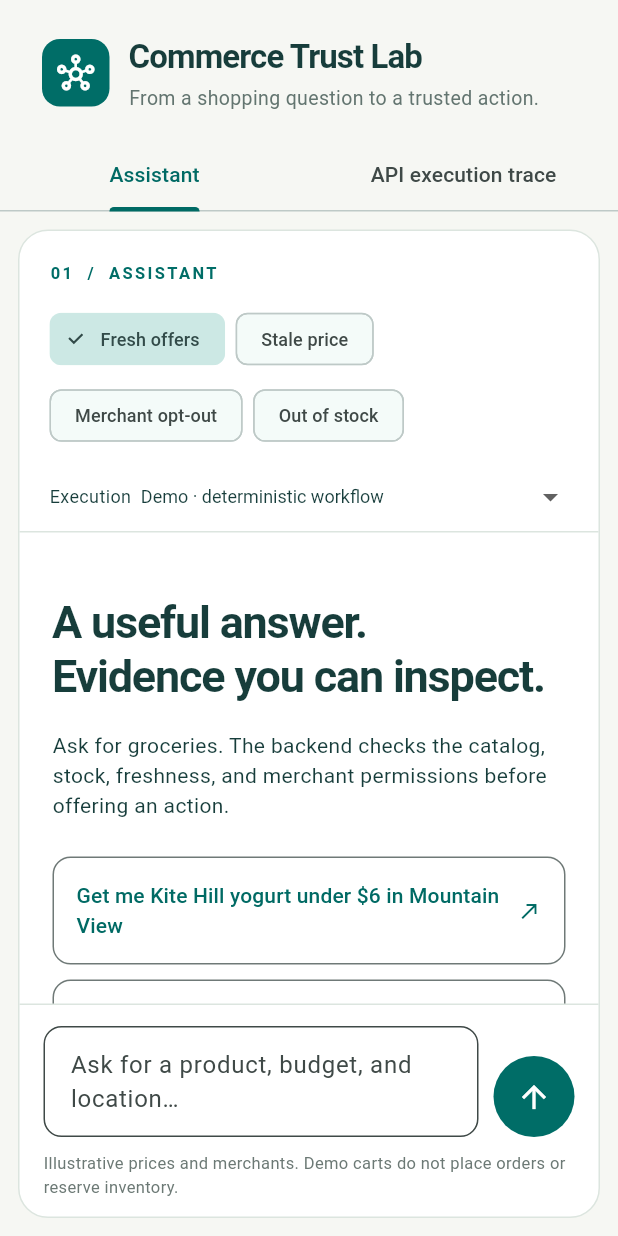
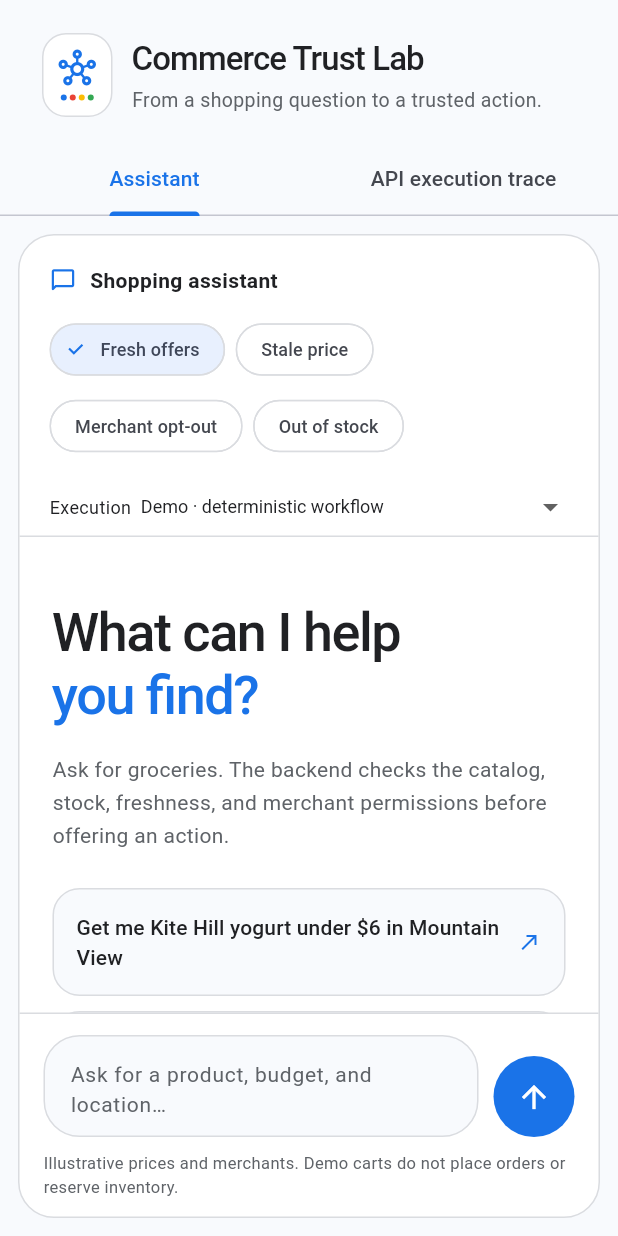
Before and after one commit to codeandsomedata/commerce-trust-lab, a Flutter app: the screen it shows after launch, on a phone screen of 412 x 824 dp. Run offline on Flutter 3.47's test engine with Material 3 defaults, Android fonts, the phone set to English and light mode, and no system bars; our stand-ins replace material_ui.

Commit message:
Refresh commerce agent screens and document technical design

```diff
--- a/flutter_app/lib/main.dart
+++ b/flutter_app/lib/main.dart
@@ -5,11 +5,13 @@ import 'package:material_ui/material_ui.dart';
 
 import 'catalog_api.dart';
 
-const ink = Color(0xFF173D3B);
-const teal = Color(0xFF006D67);
-const paper = Color(0xFFF6F7F3);
-const line = Color(0xFFDCE5DF);
-const traceBackground = Color(0xFF122726);
+const ink = Color(0xFF202124);
+const primary = Color(0xFF1A73E8);
+const paper = Color(0xFFF8FAFD);
+const line = Color(0xFFDADCE0);
+const traceBackground = Color(0xFFFFFFFF);
+const secondaryInk = Color(0xFF5F6368);
+const success = Color(0xFF137333);
 
 void main() => runApp(const CommerceTrustApp());
 
@@ -23,7 +25,12 @@ class CommerceTrustApp extends StatelessWidget {
     debugShowCheckedModeBanner: false,
     theme: ThemeData(
       useMaterial3: true,
-      colorScheme: ColorScheme.fromSeed(seedColor: teal),
+      colorScheme: ColorScheme.fromSeed(seedColor: primary).copyWith(
+        primary: primary,
+        onPrimary: Colors.white,
+        surface: Colors.white,
+        surfaceTint: Colors.transparent,
+      ),
       scaffoldBackgroundColor: paper,
       textTheme: const TextTheme(
         bodyMedium: TextStyle(color: ink, height: 1.45),
@@ -31,10 +38,32 @@ class CommerceTrustApp extends StatelessWidget {
       ),
       inputDecorationTheme: InputDecorationTheme(
         filled: true,
-        fillColor: Colors.white,
+        fillColor: paper,
         border: OutlineInputBorder(
-          borderRadius: BorderRadius.circular(12),
+          borderRadius: BorderRadius.circular(24),
           borderSide: const BorderSide(color: line),
+        ),
+        enabledBorder: OutlineInputBorder(
+          borderRadius: BorderRadius.circular(24),
+          borderSide: const BorderSide(color: line),
+        ),
+        focusedBorder: OutlineInputBorder(
+          borderRadius: BorderRadius.circular(24),
+          borderSide: const BorderSide(color: primary, width: 1.5),
+        ),
+        hintStyle: const TextStyle(color: secondaryInk, fontSize: 14),
+      ),
+      chipTheme: ChipThemeData(
+        backgroundColor: Colors.white,
+        selectedColor: const Color(0xFFE8F0FE),
+        checkmarkColor: primary,
+        side: const BorderSide(color: line),
+        shape: RoundedRectangleBorder(borderRadius: BorderRadius.circular(24)),
+      ),
+      filledButtonTheme: FilledButtonThemeData(
+        style: FilledButton.styleFrom(
+          padding: const EdgeInsets.symmetric(horizontal: 22, vertical: 17),
+          textStyle: const TextStyle(fontSize: 14, fontWeight: FontWeight.w600),
         ),
       ),
     ),
@@ -242,10 +271,17 @@ class _AgentWorkbenchState extends State<AgentWorkbench> {
         Container(
           padding: const EdgeInsets.all(10),
           decoration: BoxDecoration(
-            color: teal,
-            borderRadius: BorderRadius.circular(12),
+            color: Colors.white,
+            border: Border.all(color: line),
+            borderRadius: BorderRadius.circular(16),
           ),
-          child: const Icon(Icons.hub_outlined, color: Colors.white, size: 25),
+          child: const Column(
+            children: [
+              Icon(Icons.hub_outlined, color: primary, size: 25),
+              SizedBox(height: 5),
+              _IdentityDots(),
+            ],
+          ),
         ),
         const SizedBox(width: 13),
         const Expanded(
@@ -258,7 +294,7 @@ class _AgentWorkbenchState extends State<AgentWorkbench> {
                 overflow: TextOverflow.ellipsis,
                 style: TextStyle(
                   fontSize: 22,
-                  fontWeight: FontWeight.w700,
+                  fontWeight: FontWeight.w500,
                   letterSpacing: -0.6,
                 ),
               ),
@@ -267,13 +303,13 @@ class _AgentWorkbenchState extends State<AgentWorkbench> {
                 'From a shopping question to a trusted action.',
                 maxLines: 2,
                 overflow: TextOverflow.ellipsis,
-                style: TextStyle(fontSize: 13, color: Color(0xFF637570)),
+                style: TextStyle(fontSize: 13, color: Color(0xFF5F6368)),
               ),
             ],
           ),
         ),
         if (MediaQuery.sizeOf(context).width >= 650)
-          const _Pill('SYNTHETIC CATALOG', color: Color(0xFF85632F)),
+          const _Pill('SYNTHETIC CATALOG', color: Color(0xFF8A5A00)),
       ],
     ),
   );
@@ -301,10 +337,10 @@ class _AgentWorkbenchState extends State<AgentWorkbench> {
                       _scenarios[_scenario]!,
                       maxLines: 1,
                       overflow: TextOverflow.ellipsis,
-                      style: const TextStyle(color: teal, fontSize: 12),
+                      style: const TextStyle(color: primary, fontSize: 12),
                     ),
                   ),
-                  const Icon(Icons.expand_more, size: 16, color: teal),
+                  const Icon(Icons.expand_more, size: 16, color: primary),
                 ],
               ),
             ),
@@ -336,7 +372,7 @@ class _AgentWorkbenchState extends State<AgentWorkbench> {
               children: [
                 Text(_mode.toUpperCase(), style: const TextStyle(fontSize: 11)),
                 const SizedBox(width: 6),
-                const Icon(Icons.expand_more, size: 16, color: teal),
+                const Icon(Icons.expand_more, size: 16, color: primary),
               ],
             ),
           ),
@@ -349,7 +385,7 @@ class _AgentWorkbenchState extends State<AgentWorkbench> {
     decoration: BoxDecoration(
       color: Colors.white,
       border: Border.all(color: line),
-      borderRadius: BorderRadius.circular(20),
+      borderRadius: BorderRadius.circular(24),
     ),
     clipBehavior: Clip.antiAlias,
     child: Column(
@@ -365,14 +401,23 @@ class _AgentWorkbenchState extends State<AgentWorkbench> {
                 child: Column(
                   crossAxisAlignment: CrossAxisAlignment.start,
                   children: [
-                    const Text(
-                      '01  /  ASSISTANT',
-                      style: TextStyle(
-                        fontSize: 11,
-                        fontWeight: FontWeight.w700,
-                        letterSpacing: 1.6,
-                        color: teal,
-                      ),
+                    const Row(
+                      children: [
+                        Icon(
+                          Icons.chat_bubble_outline_rounded,
+                          color: primary,
+                          size: 18,
+                        ),
+                        SizedBox(width: 9),
+                        Text(
+                          'Shopping assistant',
+                          style: TextStyle(
+                            fontSize: 14,
+                            fontWeight: FontWeight.w600,
+                            color: ink,
+                          ),
+                        ),
+                      ],
                     ),
                     const SizedBox(height: 12),
                     Wrap(
@@ -475,7 +520,7 @@ class _AgentWorkbenchState extends State<AgentWorkbench> {
                     tooltip: 'Send request',
                     onPressed: _busy ? null : () => _ask(),
                     style: IconButton.styleFrom(
-                      backgroundColor: teal,
+                      backgroundColor: primary,
                       padding: const EdgeInsets.all(15),
                     ),
                     icon: const Icon(Icons.arrow_upward),
@@ -487,7 +532,7 @@ class _AgentWorkbenchState extends State<AgentWorkbench> {
                 const Text(
                   'Illustrative prices and merchants. Demo carts do not place '
                   'orders or reserve inventory.',
-                  style: TextStyle(fontSize: 11, color: Color(0xFF6C7975)),
+                  style: TextStyle(fontSize: 11, color: Color(0xFF5F6368)),
                 ),
               ],
             ],
@@ -501,19 +546,28 @@ class _AgentWorkbenchState extends State<AgentWorkbench> {
     crossAxisAlignment: CrossAxisAlignment.start,
     children: [
       const SizedBox(height: 20),
-      const Text(
-        'A useful answer.\nEvidence you can inspect.',
+      const Text.rich(
+        TextSpan(
+          children: [
+            TextSpan(text: 'What can I help\n'),
+            TextSpan(
+              text: 'you find?',
+              style: TextStyle(color: primary),
+            ),
+          ],
+        ),
         style: TextStyle(
-          fontSize: 30,
-          fontWeight: FontWeight.w600,
-          height: 1.2,
-          letterSpacing: -0.8,
+          fontSize: 36,
+          fontWeight: FontWeight.w500,
+          height: 1.18,
+          letterSpacing: -1,
         ),
       ),
       const SizedBox(height: 18),
       const Text(
         'Ask for groceries. The backend checks the catalog, stock, '
         'freshness, and merchant permissions before offering an action.',
+        style: TextStyle(color: secondaryInk, height: 1.6),
       ),
       const SizedBox(height: 24),
       for (final suggestion in [
@@ -526,8 +580,11 @@ class _AgentWorkbenchState extends State<AgentWorkbench> {
             style: OutlinedButton.styleFrom(
               alignment: Alignment.centerLeft,
               padding: const EdgeInsets.all(16),
+              foregroundColor: ink,
+              backgroundColor: paper,
+              side: const BorderSide(color: line),
               shape: RoundedRectangleBorder(
-                borderRadius: BorderRadius.circular(12),
+                borderRadius: BorderRadius.circular(18),
               ),
             ),
             onPressed: () => _ask(suggestion),
@@ -535,7 +592,7 @@ class _AgentWorkbenchState extends State<AgentWorkbench> {
               children: [
                 Expanded(child: Text(suggestion)),
                 const SizedBox(width: 12),
-                const Icon(Icons.north_east, size: 16),
+                const Icon(Icons.north_east, size: 16, color: primary),
               ],
             ),
           ),
@@ -545,7 +602,7 @@ class _AgentWorkbenchState extends State<AgentWorkbench> {
         _mode == 'demo'
             ? 'DEMO MODE: NO MODEL CALL'
             : '${_mode.toUpperCase()} MODE: SERVER MUST BE CONFIGURED',
-        color: const Color(0xFF637570),
+        color: const Color(0xFF5F6368),
       ),
     ],
   );
@@ -566,8 +623,8 @@ class _AgentWorkbenchState extends State<AgentWorkbench> {
               margin: const EdgeInsets.only(left: 36, bottom: 18),
               padding: const EdgeInsets.symmetric(horizontal: 16, vertical: 12),
               decoration: BoxDecoration(
-                color: const Color(0xFFEAF2EE),
-                borderRadius: BorderRadius.circular(15),
+                color: const Color(0xFFE8F0FE),
+                borderRadius: BorderRadius.circular(20),
               ),
               child: Text(turn.question),
             ),
@@ -579,10 +636,10 @@ class _AgentWorkbenchState extends State<AgentWorkbench> {
               _Pill(_scenarios[turn.scenario] ?? turn.scenario),
               _Pill(
                 result == null ? turn.mode : '${result['mode']}',
-                color: const Color(0xFF637570),
+                color: const Color(0xFF5F6368),
               ),
               if (result?['storage'] != null)
-                _Pill('${result!['storage']}', color: const Color(0xFF637570)),
+                _Pill('${result!['storage']}', color: const Color(0xFF5F6368)),
             ],
           ),
           const SizedBox(height: 12),
@@ -624,7 +681,7 @@ class _AgentWorkbenchState extends State<AgentWorkbench> {
               const SizedBox(height: 5),
               const Text(
                 'You approve this action. The server rechecks eligibility.',
-                style: TextStyle(fontSize: 11, color: Color(0xFF637570)),
+                style: TextStyle(fontSize: 11, color: Color(0xFF5F6368)),
               ),
             ],
             if (turn.cartError != null) ...[
@@ -659,7 +716,7 @@ class _AgentWorkbenchState extends State<AgentWorkbench> {
     padding: const EdgeInsets.all(17),
     decoration: BoxDecoration(
       color: paper,
-      borderRadius: BorderRadius.circular(14),
+      borderRadius: BorderRadius.circular(18),
       border: Border.all(color: line),
     ),
     child: Column(
@@ -694,15 +751,18 @@ class _AgentWorkbenchState extends State<AgentWorkbench> {
           spacing: 8,
           runSpacing: 5,
           children: [
-            _Pill('${offer['availability_status'] ?? 'unknown'}'),
-            const _Pill('SYNTHETIC OFFER', color: Color(0xFF85632F)),
+            _Pill(
+              '${offer['availability_status'] ?? 'unknown'}',
+              color: success,
+            ),
+            const _Pill('SYNTHETIC OFFER', color: Color(0xFF8A5A00)),
           ],
         ),
         const SizedBox(height: 10),
         SelectableText(
           'Observed: ${offer['observed_at'] ?? 'not supplied'}\n'
           'Source: ${offer['attribution'] ?? 'not supplied'}',
-          style: const TextStyle(fontSize: 11, color: Color(0xFF637570)),
+          style: const TextStyle(fontSize: 11, color: Color(0xFF5F6368)),
         ),
       ],
     ),
@@ -715,14 +775,14 @@ class _AgentWorkbenchState extends State<AgentWorkbench> {
     width: double.infinity,
     padding: const EdgeInsets.all(14),
     decoration: BoxDecoration(
-      color: error ? const Color(0xFFFFF1E9) : const Color(0xFFEAF5EE),
+      color: error ? const Color(0xFFFCE8E6) : const Color(0xFFE6F4EA),
       borderRadius: BorderRadius.circular(12),
     ),
     child: Text(
       text,
       style: TextStyle(
         fontSize: 13,
-        color: error ? const Color(0xFF8A4024) : teal,
+        color: error ? const Color(0xFFB3261E) : success,
       ),
     ),
   );
@@ -738,7 +798,8 @@ class _AgentWorkbenchState extends State<AgentWorkbench> {
     return Container(
       decoration: BoxDecoration(
         color: traceBackground,
-        borderRadius: BorderRadius.circular(20),
+        border: Border.all(color: line),
+        borderRadius: BorderRadius.circular(24),
       ),
       clipBehavior: Clip.antiAlias,
       child: Column(
@@ -750,14 +811,19 @@ class _AgentWorkbenchState extends State<AgentWorkbench> {
               crossAxisAlignment: CrossAxisAlignment.start,
               children: [
                 if (!compact)
-                  const Text(
-                    '02  /  UNDER THE HOOD',
-                    style: TextStyle(
-                      color: Color(0xFF8ED5C2),
-                      fontSize: 11,
-                      letterSpacing: 1.6,
-                      fontWeight: FontWeight.w700,
-                    ),
+                  const Row(
+                    children: [
+                      Icon(Icons.data_object, color: primary, size: 18),
+                      SizedBox(width: 9),
+                      Text(
+                        'Execution trace',
+                        style: TextStyle(
+                          color: secondaryInk,
+                          fontSize: 13,
+                          fontWeight: FontWeight.w500,
+                        ),
+                      ),
+                    ],
                   ),
                 if (!compact) const SizedBox(height: 12),
                 Text(
@@ -765,9 +831,9 @@ class _AgentWorkbenchState extends State<AgentWorkbench> {
                   maxLines: compact ? 1 : null,
                   overflow: compact ? TextOverflow.ellipsis : null,
                   style: TextStyle(
-                    color: Colors.white,
+                    color: ink,
                     fontSize: compact ? 17 : 23,
-                    fontWeight: FontWeight.w600,
+                    fontWeight: FontWeight.w500,
                     letterSpacing: -0.5,
                   ),
                 ),
@@ -777,7 +843,7 @@ class _AgentWorkbenchState extends State<AgentWorkbench> {
                     'Tool inputs, catalog results, policy decisions, and the '
                     'grounding prompt returned by the server.',
                     style: TextStyle(
-                      color: Color(0xFFB3C9C2),
+                      color: Color(0xFF5F6368),
                       fontSize: 13,
                       height: 1.5,
                     ),
@@ -793,7 +859,7 @@ class _AgentWorkbenchState extends State<AgentWorkbench> {
                       maxLines: 1,
                       overflow: TextOverflow.ellipsis,
                       style: const TextStyle(
-                        color: Color(0xFFB3C9C2),
+                        color: Color(0xFF5F6368),
                         fontSize: 11,
                       ),
                     )
@@ -811,7 +877,7 @@ class _AgentWorkbenchState extends State<AgentWorkbench> {
               ],
             ),
           ),
-          const Divider(height: 1, color: Color(0xFF33504A)),
+          const Divider(height: 1, color: Color(0xFFDADCE0)),
           Expanded(
             child: events.isEmpty
                 ? SingleChildScrollView(
@@ -820,10 +886,17 @@ class _AgentWorkbenchState extends State<AgentWorkbench> {
                       child: Column(
                         mainAxisSize: MainAxisSize.min,
                         children: [
-                          const Icon(
-                            Icons.account_tree_outlined,
-                            size: 42,
-                            color: Color(0xFF66988A),
+                          Container(
+                            padding: const EdgeInsets.all(22),
+                            decoration: const BoxDecoration(
+                              color: Color(0xFFE8F0FE),
+                              shape: BoxShape.circle,
+                            ),
+                            child: const Icon(
+                              Icons.account_tree_outlined,
+                              size: 34,
+                              color: primary,
+                            ),
                           ),
                           const SizedBox(height: 18),
                           Text(
@@ -832,7 +905,7 @@ class _AgentWorkbenchState extends State<AgentWorkbench> {
                                 : 'Send a request to inspect its execution.',
                             textAlign: TextAlign.center,
                             style: const TextStyle(
-                              color: Color(0xFFB3C9C2),
+                              color: Color(0xFF5F6368),
                               height: 1.5,
                             ),
                           ),
@@ -843,7 +916,7 @@ class _AgentWorkbenchState extends State<AgentWorkbench> {
                             textAlign: TextAlign.center,
                             style: TextStyle(
                               fontSize: 11,
-                              color: Color(0xFF8BAAA0),
+                              color: Color(0xFF5F6368),
                               height: 1.5,
                             ),
                           ),
@@ -870,7 +943,7 @@ class _AgentWorkbenchState extends State<AgentWorkbench> {
                   : 'Run: ${result['run_id']}  ·  Catalog: ${result['catalog_version']}',
               maxLines: compact ? 1 : null,
               overflow: compact ? TextOverflow.ellipsis : null,
-              style: const TextStyle(fontSize: 10, color: Color(0xFF8BAAA0)),
+              style: const TextStyle(fontSize: 10, color: Color(0xFF5F6368)),
             ),
           ),
         ],
@@ -881,12 +954,24 @@ class _AgentWorkbenchState extends State<AgentWorkbench> {
   Widget _traceMetric(String name, dynamic count) => Container(
     padding: const EdgeInsets.symmetric(vertical: 10, horizontal: 14),
     decoration: BoxDecoration(
-      color: const Color(0xFF203C36),
-      borderRadius: BorderRadius.circular(10),
+      color: name == 'Eligible'
+          ? const Color(0xFFE6F4EA)
+          : name == 'Candidates'
+          ? const Color(0xFFE8F0FE)
+          : const Color(0xFFF1F3F4),
+      borderRadius: BorderRadius.circular(12),
     ),
     child: Text(
       '${count ?? '—'}  $name',
-      style: const TextStyle(color: Color(0xFFD5F0E3), fontSize: 12),
+      style: TextStyle(
+        color: name == 'Eligible'
+            ? success
+            : name == 'Candidates'
+            ? primary
+            : secondaryInk,
+        fontSize: 12,
+        fontWeight: FontWeight.w500,
+      ),
     ),
   );
 }
@@ -900,23 +985,23 @@ class _TraceEvent extends StatelessWidget {
   Widget build(BuildContext context) {
     final json = const JsonEncoder.withIndent('  ').convert(event['data']);
     return Material(
-      color: const Color(0xFF1A332E),
+      color: const Color(0xFFFFFFFF),
       shape: RoundedRectangleBorder(
-        borderRadius: BorderRadius.circular(12),
-        side: const BorderSide(color: Color(0xFF345047)),
+        borderRadius: BorderRadius.circular(16),
+        side: const BorderSide(color: Color(0xFFDADCE0)),
       ),
       child: Theme(
         data: Theme.of(context).copyWith(dividerColor: Colors.transparent),
         child: ExpansionTile(
           key: PageStorageKey('${event['id']}-${event.hashCode}'),
           initiallyExpanded: index < 2,
-          iconColor: const Color(0xFF8ED5C2),
-          collapsedIconColor: const Color(0xFF8ED5C2),
+          iconColor: const Color(0xFF1A73E8),
+          collapsedIconColor: const Color(0xFF1A73E8),
           tilePadding: const EdgeInsets.symmetric(horizontal: 14, vertical: 5),
           title: Text(
             '${index + 1}. ${event['title'] ?? event['kind']}',
             style: const TextStyle(
-              color: Colors.white,
+              color: ink,
               fontSize: 13,
               fontWeight: FontWeight.w600,
             ),
@@ -924,7 +1009,7 @@ class _TraceEvent extends StatelessWidget {
           subtitle: Text(
             '${event['kind'] ?? 'event'}'
             '${event['duration_ms'] == null ? '' : ' · ${event['duration_ms']} ms'}',
-            style: const TextStyle(color: Color(0xFF8BAAA0), fontSize: 10),
+            style: const TextStyle(color: Color(0xFF5F6368), fontSize: 10),
           ),
           children: [
             Align(
@@ -934,7 +1019,7 @@ class _TraceEvent extends StatelessWidget {
                 icon: const Icon(
                   Icons.copy_outlined,
                   size: 15,
-                  color: Color(0xFF8ED5C2),
+                  color: Color(0xFF1A73E8),
                 ),
                 onPressed: () async {
                   await Clipboard.setData(ClipboardData(text: json));
@@ -948,14 +1033,19 @@ class _TraceEvent extends StatelessWidget {
             ),
             Container(
               width: double.infinity,
-              padding: const EdgeInsets.fromLTRB(14, 0, 14, 16),
+              margin: const EdgeInsets.fromLTRB(12, 0, 12, 12),
+              padding: const EdgeInsets.all(14),
+              decoration: BoxDecoration(
+                color: paper,
+                borderRadius: BorderRadius.circular(12),
+              ),
               child: SelectableText(
                 json,
                 style: const TextStyle(
                   fontFamily: 'monospace',
                   fontSize: 11,
                   height: 1.6,
-                  color: Color(0xFFC7E7D9),
+                  color: Color(0xFF3C4043),
                 ),
               ),
             ),
@@ -967,7 +1057,7 @@ class _TraceEvent extends StatelessWidget {
 }
 
 class _Pill extends StatelessWidget {
-  const _Pill(this.text, {this.color = teal});
+  const _Pill(this.text, {this.color = primary});
   final String text;
   final Color color;
 
@@ -976,7 +1066,7 @@ class _Pill extends StatelessWidget {
     padding: const EdgeInsets.symmetric(horizontal: 9, vertical: 5),
     decoration: BoxDecoration(
       color: color.withAlpha(18),
-      borderRadius: BorderRadius.circular(6),
+      borderRadius: BorderRadius.circular(20),
     ),
     child: Text(
       text,
@@ -989,3 +1079,26 @@ class _Pill extends StatelessWidget {
     ),
   );
 }
+
+class _IdentityDots extends StatelessWidget {
+  const _IdentityDots();
+
+  @override
+  Widget build(BuildContext context) => Row(
+    mainAxisSize: MainAxisSize.min,
+    children: [
+      for (final color in const [
+        primary,
+        Color(0xFFEA4335),
+        Color(0xFFFBBC04),
+        Color(0xFF34A853),
+      ])
+        Container(
+          width: 4,
+          height: 4,
+          margin: const EdgeInsets.symmetric(horizontal: 1),
+          decoration: BoxDecoration(color: color, shape: BoxShape.circle),
+        ),
+    ],
+  );
+}
```
Also changed, not shown: docs/flutter-cart.png, docs/flutter-demo.png, docs/flutter-initial.png, docs/flutter-mobile-trace.png, docs/flutter-mobile.png, docs/flutter-stock.png, docs/web-abstained.png (added), docs/web-cart.png (added), docs/web-demo.png (added), docs/web-mobile.png (added), 9 other files.
